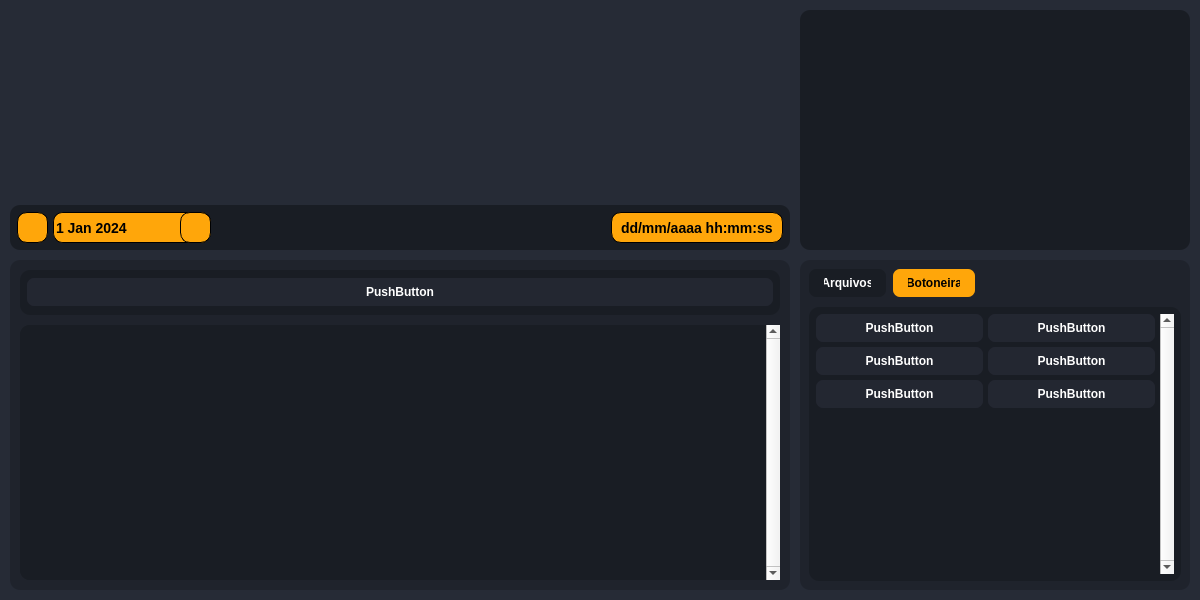
BrunoCardosoFS/NaxiStudioMix, file UI/player.ui: the form before one commit.
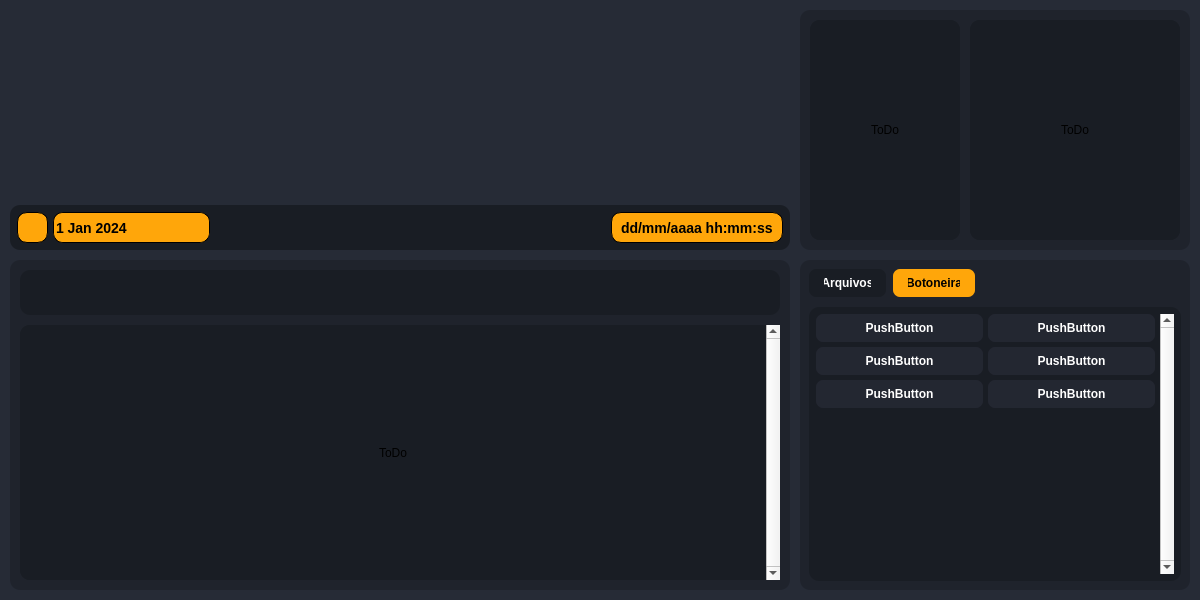
The form after the commit. The open tabs and pages were chosen to show the change. Icons and pictures are not drawn.

```diff
--- a/UI/player.ui
+++ b/UI/player.ui
@@ -112,10 +112,139 @@
          </property>
          <property name="styleSheet">
           <string notr="true">#commercial_area{
-	background: #191D24;
+	background-color: #1F232C;
 	border-radius: 10px;
-}</string>
+}
+
+#list_break_scroll, #list_media_scroll, #list_break_widget, #list_media_widget{
+	background-color: #191D24;
+	border-radius: 10px;
+}
+</string>
          </property>
+         <layout class="QHBoxLayout" name="horizontalLayout_9">
+          <property name="spacing">
+           <number>10</number>
+          </property>
+          <property name="leftMargin">
+           <number>10</number>
+          </property>
+          <property name="topMargin">
+           <number>10</number>
+          </property>
+          <property name="rightMargin">
+           <number>10</number>
+          </property>
+          <property name="bottomMargin">
+           <number>10</number>
+          </property>
+          <item>
+           <widget class="QScrollArea" name="list_break_scroll">
+            <property name="sizePolicy">
+             <sizepolicy hsizetype="Fixed" vsizetype="Expanding">
+              <horstretch>0</horstretch>
+              <verstretch>0</verstretch>
+             </sizepolicy>
+            </property>
+            <property name="minimumSize">
+             <size>
+              <width>150</width>
+              <height>0</height>
+             </size>
+            </property>
+            <property name="maximumSize">
+             <size>
+              <width>150</width>
+              <height>16777215</height>
+             </size>
+            </property>
+            <property name="widgetResizable">
+             <bool>true</bool>
+            </property>
+            <widget class="QWidget" name="list_break_widget">
+             <property name="geometry">
+              <rect>
+               <x>0</x>
+               <y>0</y>
+               <width>150</width>
+               <height>220</height>
+              </rect>
+             </property>
+             <layout class="QVBoxLayout" name="verticalLayout_9">
+              <property name="spacing">
+               <number>5</number>
+              </property>
+              <property name="leftMargin">
+               <number>7</number>
+              </property>
+              <property name="topMargin">
+               <number>7</number>
+              </property>
+              <property name="rightMargin">
+               <number>7</number>
+              </property>
+              <property name="bottomMargin">
+               <number>7</number>
+              </property>
+              <item>
+               <widget class="QLabel" name="label_2">
+                <property name="text">
+                 <string>ToDo</string>
+                </property>
+                <property name="alignment">
+                 <set>Qt::AlignmentFlag::AlignCenter</set>
+                </property>
+               </widget>
+              </item>
+             </layout>
+            </widget>
+           </widget>
+          </item>
+          <item>
+           <widget class="QScrollArea" name="list_media_scroll">
+            <property name="widgetResizable">
+             <bool>true</bool>
+            </property>
+            <widget class="QWidget" name="list_media_widget">
+             <property name="geometry">
+              <rect>
+               <x>0</x>
+               <y>0</y>
+               <width>210</width>
+               <height>220</height>
+              </rect>
+             </property>
+             <layout class="QVBoxLayout" name="verticalLayout_10">
+              <property name="spacing">
+               <number>5</number>
+              </property>
+              <property name="leftMargin">
+               <number>7</number>
+              </property>
+              <property name="topMargin">
+               <number>7</number>
+              </property>
+              <property name="rightMargin">
+               <number>7</number>
+              </property>
+              <property name="bottomMargin">
+               <number>7</number>
+              </property>
+              <item>
+               <widget class="QLabel" name="label_3">
+                <property name="text">
+                 <string>ToDo</string>
+                </property>
+                <property name="alignment">
+                 <set>Qt::AlignmentFlag::AlignCenter</set>
+                </property>
+               </widget>
+              </item>
+             </layout>
+            </widget>
+           </widget>
+          </item>
+         </layout>
         </widget>
        </item>
        <item>
@@ -788,7 +917,16 @@
              </size>
             </property>
             <property name="styleSheet">
-             <string notr="true">QDateEdit{
+             <string notr="true">QPushButton{
+	background-color : #ffa60a;
+	border: none;
+}
+
+QPushButton:hover {
+    background-color: #E5950B;
+}
+
+QDateEdit{
 	background-color : #ffa60a;
 	font-size: 14px;
 	font-weight: bold;
@@ -828,13 +966,13 @@
               <number>1</number>
              </property>
              <property name="topMargin">
-              <number>0</number>
+              <number>1</number>
              </property>
              <property name="rightMargin">
-              <number>0</number>
+              <number>1</number>
              </property>
              <property name="bottomMargin">
-              <number>0</number>
+              <number>1</number>
              </property>
              <item>
               <widget class="QDateEdit" name="openplaylist_date">
@@ -877,14 +1015,14 @@
                </property>
                <property name="minimumSize">
                 <size>
-                 <width>31</width>
-                 <height>31</height>
+                 <width>29</width>
+                 <height>29</height>
                 </size>
                </property>
                <property name="maximumSize">
                 <size>
-                 <width>31</width>
-                 <height>31</height>
+                 <width>29</width>
+                 <height>29</height>
                 </size>
                </property>
                <property name="cursor">
@@ -902,8 +1040,8 @@
                </property>
                <property name="iconSize">
                 <size>
-                 <width>20</width>
-                 <height>20</height>
+                 <width>18</width>
+                 <height>18</height>
                 </size>
                </property>
               </widget>
@@ -1012,6 +1150,9 @@
           </property>
           <item>
            <widget class="QWidget" name="playlist_hours" native="true">
+            <property name="enabled">
+             <bool>true</bool>
+            </property>
             <property name="sizePolicy">
              <sizepolicy hsizetype="Expanding" vsizetype="Fixed">
               <horstretch>0</horstretch>
@@ -1052,13 +1193,6 @@
              <property name="bottomMargin">
               <number>7</number>
              </property>
-             <item>
-              <widget class="QPushButton" name="buttonTeste">
-               <property name="text">
-                <string>PushButton</string>
-               </property>
-              </widget>
-             </item>
             </layout>
            </widget>
           </item>
@@ -1110,6 +1244,16 @@
               <property name="bottomMargin">
                <number>7</number>
               </property>
+              <item>
+               <widget class="QLabel" name="label">
+                <property name="text">
+                 <string>ToDo</string>
+                </property>
+                <property name="alignment">
+                 <set>Qt::AlignmentFlag::AlignCenter</set>
+                </property>
+               </widget>
+              </item>
              </layout>
             </widget>
            </widget>
```
Left out of the diff: 8 changed lines with no effect on the pictures.
